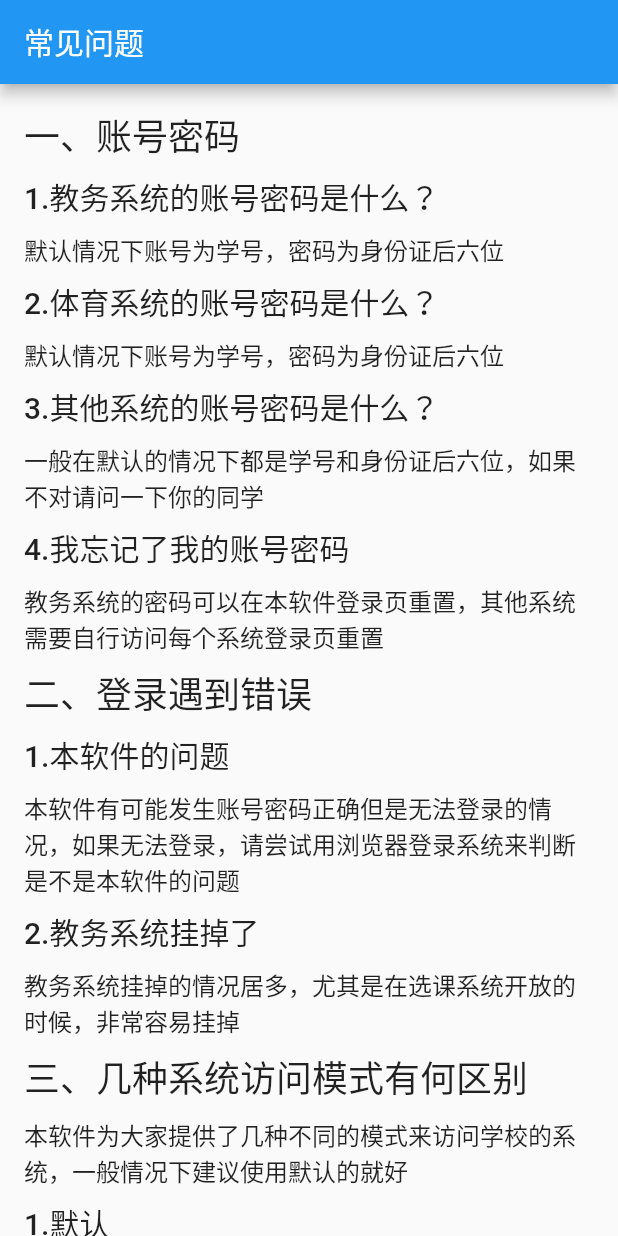
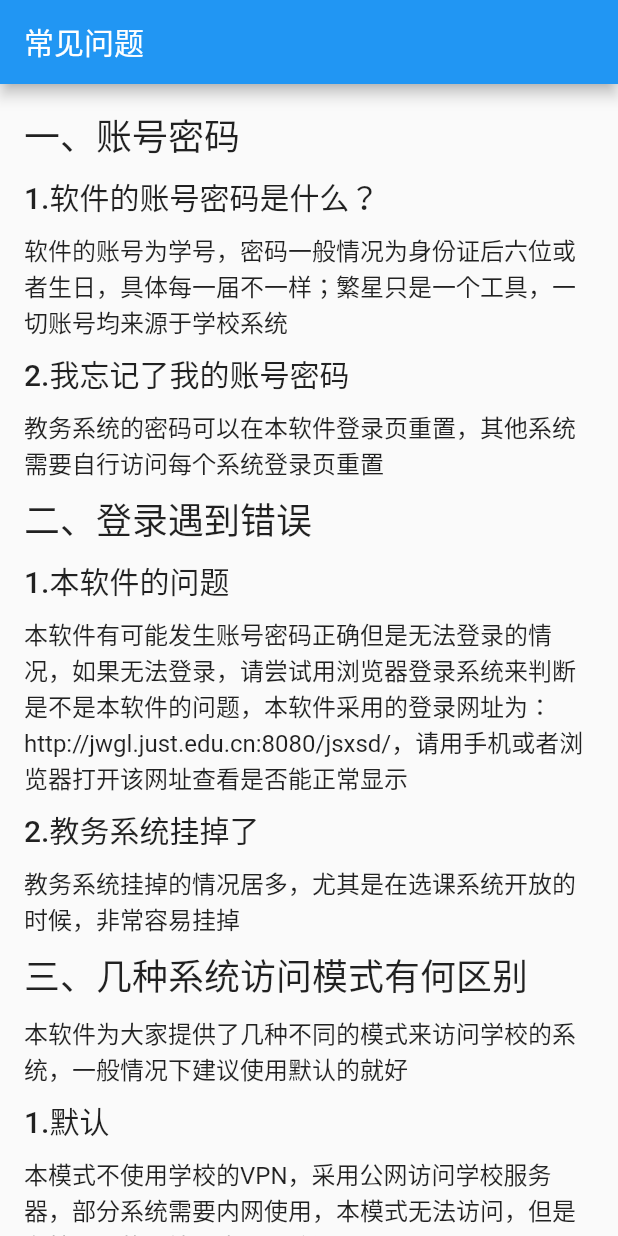
Before and after one commit to mikai233/fstar-client, a Flutter app: the FAQ screen opened directly, on a phone screen of 412 x 824 dp. Run offline on Flutter 3.47's test engine with Material 2 defaults, Android fonts, the phone set to English and light mode, and no system bars; drawn by our look-alikes of flutter_easyloading; our stand-ins replace awesome_dialog, device_info, dio, fluro, flutter_colorpicker, flutter_markdown and 15 more; missing offline and left inert: excel, flutter_displaymode, flutter_inappwebview, flutter_material_color_picker, flutter_rounded_date_picker, install_plugin and 1 more; accounts and stored records are empty; generated files the repository leaves out were written again; statements that could not run were skipped.

Commit message:
Update version

```diff
--- a/lib/model/system_mode_enum.dart
+++ b/lib/model/system_mode_enum.dart
@@ -23,7 +23,7 @@ extension modeName on SystemMode {
         modeName = '常规模式';
         break;
       case 1:
-        modeName = 'VPN模式';
+        modeName = 'VPN模式(已停用)';
         break;
       case 2:
         modeName = 'VPN2模式(未实现)';
--- a/lib/page/faq_page.dart
+++ b/lib/page/faq_page.dart
@@ -12,25 +12,21 @@ class FAQ extends StatelessWidget {
         child: Markdown(
           data: r'''
 # 一、账号密码
-## 1.教务系统的账号密码是什么？
-### 默认情况下账号为学号，密码为身份证后六位
-## 2.体育系统的账号密码是什么？
-### 默认情况下账号为学号，密码为身份证后六位
-## 3.其他系统的账号密码是什么？
-### 一般在默认的情况下都是学号和身份证后六位，如果不对请问一下你的同学
-## 4.我忘记了我的账号密码
+## 1.软件的账号密码是什么？
+### 软件的账号为学号，密码一般情况为身份证后六位或者生日，具体每一届不一样；繁星只是一个工具，一切账号均来源于学校系统
+## 2.我忘记了我的账号密码
 ### 教务系统的密码可以在本软件登录页重置，其他系统需要自行访问每个系统登录页重置
 # 二、登录遇到错误
 ## 1.本软件的问题
-### 本软件有可能发生账号密码正确但是无法登录的情况，如果无法登录，请尝试用浏览器登录系统来判断是不是本软件的问题
+### 本软件有可能发生账号密码正确但是无法登录的情况，如果无法登录，请尝试用浏览器登录系统来判断是不是本软件的问题，本软件采用的登录网址为：http://jwgl.just.edu.cn:8080/jsxsd/，请用手机或者浏览器打开该网址查看是否能正常显示
 ## 2.教务系统挂掉了
 ### 教务系统挂掉的情况居多，尤其是在选课系统开放的时候，非常容易挂掉
 # 三、几种系统访问模式有何区别
 ### 本软件为大家提供了几种不同的模式来访问学校的系统，一般情况下建议使用默认的就好
 ## 1.默认
 ### 本模式不使用学校的VPN，采用公网访问学校服务器，部分系统需要内网使用，本模式无法访问，但是在校园网的环境下也可以访问
-## 2.VPN模式
-### 本模式将登录学校的VPN系统(vpn.just.edu.cn)之后再进行系统访问，可以访问学校的内网系统，此VPN系统较老，存在一定问题
+## 2.VPN模式（已被学校停用）
+### 本模式将登录学校的VPN系统(vpn.just.edu.cn)之后再进行系统访问，可以访问学校的内网系统，此VPN系统较老，存在一定问题，已被学校停用
 ## 3.VPN2模式
 ### VPN2模式是学校以后主推的访问方式(vpn2.just.edu.cn)，此模式在本系统中有待完善
 ## 4.云模式
--- a/lib/page/tool_page.dart
+++ b/lib/page/tool_page.dart
@@ -47,7 +47,7 @@ extension yjsItemName on YJSToolItem {
         name = '研究生系统';
         break;
       case 1:
-        name = 'VPN';
+        name = 'VPN(停用)';
         break;
       case 2:
         name = '图书馆';
@@ -106,7 +106,7 @@ extension itemName on ToolItem {
         name = '实验系统';
         break;
       case 2:
-        name = 'VPN';
+        name = 'VPN(停用)';
         break;
       case 3:
         name = '图书馆';
--- a/lib/utils/utils.dart
+++ b/lib/utils/utils.dart
@@ -1412,7 +1412,6 @@ Future<void> showMessage(BuildContext context) async {
                 controller: controller,
                 itemBuilder: (BuildContext context, int index) {
                   return ListTile(
-                    leading: Text('${index + 1}'),
                     title: Text(messages[index]),
                   );
                 },
--- a/pubspec.yaml
+++ b/pubspec.yaml
@@ -15,7 +15,7 @@ publish_to: 'none' # Remove this line if you wish to publish to pub.dev
 # In iOS, build-name is used as CFBundleShortVersionString while build-number used as CFBundleVersion.
 # Read more about iOS versioning at
 # https://developer.apple.com/library/archive/documentation/General/Reference/InfoPlistKeyReference/Articles/CoreFoundationKeys.html
-version: 2.0.5+35
+version: 2.0.6+36
 
 environment:
   sdk: ">=2.7.0 <3.0.0"
```
Also changed, not shown: pubspec.lock, 1 other file.
